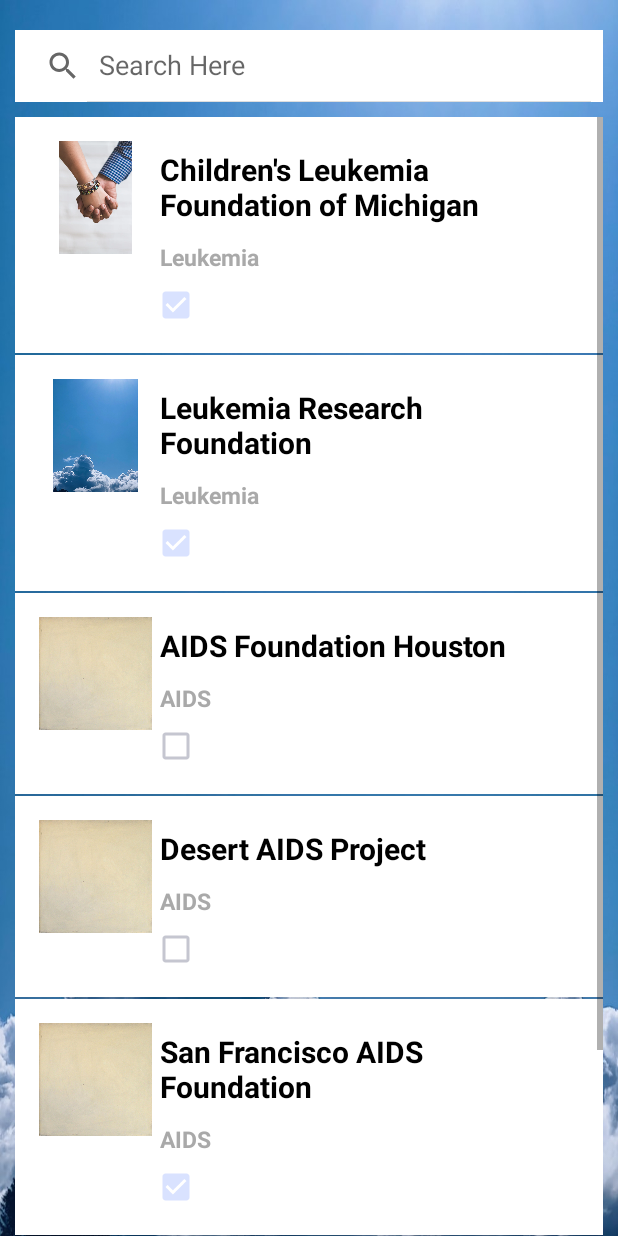
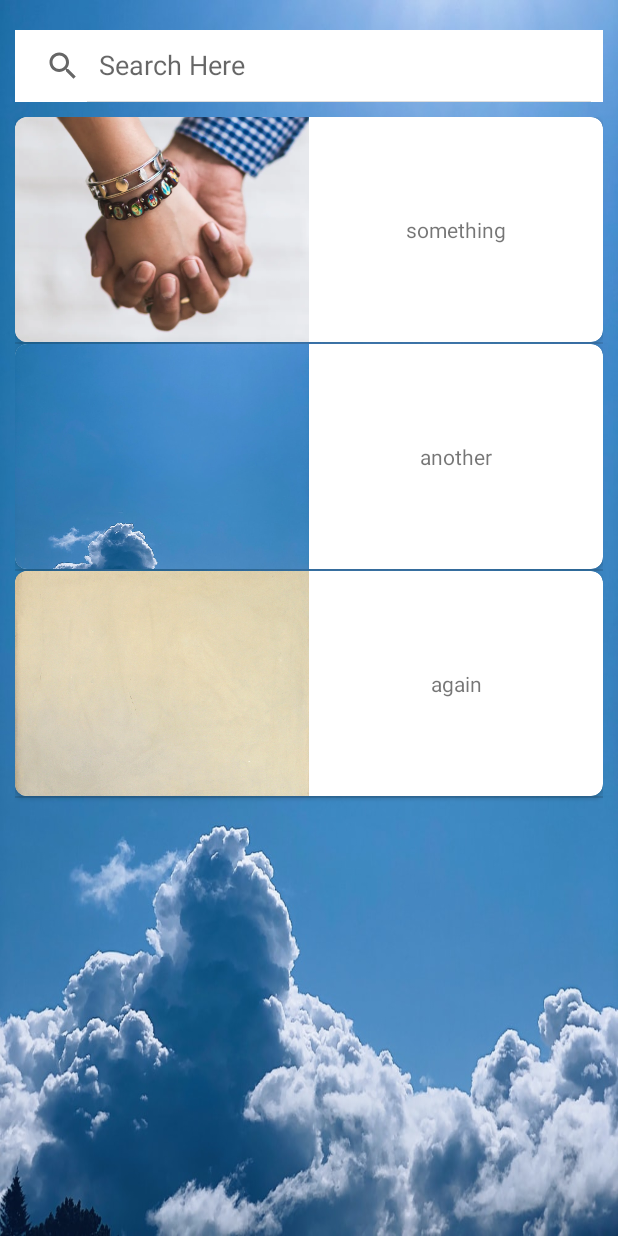
Before and after one commit to n2dah/HCI_Project, an Android app: the SearchActivity screen opened directly, with no data from a screen before it, on a phone screen of 412 x 824 dp. Run offline under Robolectric (Android 15) with nearby library versions, the light colour scheme and no system bars; Roboto replaces fonts that are not available here.

Commit message:
working search functionality

```diff
--- a/app/build.gradle
+++ b/app/build.gradle
@@ -26,6 +26,7 @@
     implementation fileTree(dir: "libs", include: ["*.jar"])
     implementation 'androidx.appcompat:appcompat:1.1.0'
     implementation 'androidx.constraintlayout:constraintlayout:1.1.3'
+    implementation 'androidx.cardview:cardview:1.0.0'
     testImplementation 'junit:junit:4.12'
     androidTestImplementation 'androidx.test.ext:junit:1.1.1'
     androidTestImplementation 'androidx.test.espresso:espresso-core:3.2.0'
--- /dev/null
+++ b/app/src/main/java/com/example/hci_project/Charities.java
@@ -0,0 +1,11 @@
+package com.example.hci_project;
+
+public class Charities {
+    String charityName;
+    int image;
+
+    public Charities(String charityName, int image) {
+        this.charityName = charityName;
+        this.image = image;
+    }
+}
--- /dev/null
+++ b/app/src/main/java/com/example/hci_project/MyAdapter.java
@@ -0,0 +1,63 @@
+package com.example.hci_project;
+
+import android.content.Context;
+import android.view.LayoutInflater;
+import android.view.View;
+import android.view.ViewGroup;
+import android.widget.ArrayAdapter;
+import android.widget.ImageView;
+import android.widget.TextView;
+
+import androidx.annotation.NonNull;
+import androidx.annotation.Nullable;
+
+import java.util.ArrayList;
+
+public class MyAdapter extends ArrayAdapter {
+
+    ArrayList<Charities> items;
+    public MyAdapter(Context context, int layout, ArrayList<Charities> items){
+
+        super(context, layout);
+        this.items = items;
+    }
+
+    public void update(ArrayList<Charities> results){
+        items = new ArrayList<>();
+        items.addAll(results);
+        notifyDataSetChanged();
+    }
+
+    public class ViewHolder{
+        TextView textView;
+        ImageView imageView;
+    }
+
+    @Override
+    public int getCount() {
+        return items.size();
+    }
+
+    @NonNull
+    @Override
+    public View getView(int position, @Nullable View convertView, @NonNull ViewGroup parent) {
+        View row;
+        row = convertView;
+        ViewHolder viewHolder;
+        if(row == null){
+            row = LayoutInflater.from(getContext()).inflate(R.layout.my_list_item,parent, false);
+            viewHolder = new ViewHolder();
+            viewHolder.imageView = row.findViewById(R.id.CharityImage);
+            viewHolder.textView = row.findViewById(R.id.CharityName);
+            row.setTag(viewHolder);
+        }
+        else{
+            viewHolder = (ViewHolder) row.getTag();
+        }
+
+        viewHolder.imageView.setImageResource(items.get(position).image);
+        viewHolder.textView.setText(items.get(position).charityName);
+
+        return row;
+    }
+}
--- a/app/src/main/java/com/example/hci_project/SearchActivity.java
+++ b/app/src/main/java/com/example/hci_project/SearchActivity.java
@@ -8,6 +8,8 @@
 import android.content.Intent;
 import android.os.Bundle;
 import android.view.LayoutInflater;
+import android.view.Menu;
+import android.view.MenuItem;
 import android.view.View;
 import android.view.ViewGroup;
 import android.widget.AdapterView;
@@ -20,38 +22,14 @@
 import android.widget.Toast;
 
 import java.util.ArrayList;
+import java.util.List;
 
 public class SearchActivity extends AppCompatActivity {
 
-    SearchView searchView;
+    ArrayList<Charities> items = new ArrayList<>();
     ListView listView;
 
-    //holds the charity names
-    String mTitle[] = {"Children's Leukemia Foundation of Michigan", "Leukemia Research Foundation",
-            "AIDS Foundation Houston","Desert AIDS Project", "San Francisco AIDS Foundation",
-            "Mesothelioma Applied Research Foundation"};
-
-    //holds the description information aka the charity tags (diseases)
-    String mDescription[] = {"Leukemia","Leukemia",
-            "AIDS","AIDS","AIDS",
-            "Mesothelioma"};
-
-    //charity image
-    int images[] = {R.drawable.holdinghands, R.drawable.clouds, R.drawable.offwhite, R.drawable.offwhite, R.drawable.offwhite, R.drawable.offwhite};
-
-    boolean checked[] = {true, true, false, false, true, false};
-
-    //ArrayList<String> list1;
-    ArrayAdapter adapter;
-
-
-    //testing transition code
-    public void infoButtonOnClick(View v){
-        Intent i = new Intent(getApplicationContext(),InfoActivity.class);
-        startActivity(i);
-    }
-
-    //testing
+    SearchView searchView;
 
     @Override
     protected void onCreate(Bundle savedInstanceState) {
@@ -59,80 +37,36 @@
         setContentView(R.layout.activity_search);
 
         searchView = findViewById(R.id.search_bar);
-        listView = findViewById(R.id.listView);
+        final ListView listView = findViewById(R.id.myList);
+        items.add(new Charities("something", R.drawable.holdinghands));
+        items.add(new Charities("another", R.drawable.clouds));
+        items.add(new Charities("again", R.drawable.offwhite));
 
-        //custom adapter
-        MyAdapter adapter = new MyAdapter(this, mTitle, mDescription, images, checked);
-
-        listView.setAdapter(adapter);
-
-        listView.setOnItemClickListener(new AdapterView.OnItemClickListener() {
-            @Override
-            public void onItemClick(AdapterView<?> parent, View view, int position, long id) {
-                if (position == 0){
-                    Toast.makeText(SearchActivity.this, "facebook", Toast.LENGTH_SHORT).show();
-                    //transition to charity content
-                }
-                if (position == 1){
-                    Toast.makeText(SearchActivity.this, "facebook", Toast.LENGTH_SHORT).show();
-                }
-                if (position == 2){
-                    Toast.makeText(SearchActivity.this, "facebook", Toast.LENGTH_SHORT).show();
-                }
-                if (position == 3){
-                    Toast.makeText(SearchActivity.this, "facebook", Toast.LENGTH_SHORT).show();
-                }
-            }
-        });
-
+        listView.setAdapter(new MyAdapter(SearchActivity.this, R.layout.my_list_item, items));
 
         searchView.setOnQueryTextListener(new SearchView.OnQueryTextListener() {
             @Override
             public boolean onQueryTextSubmit(String s) {
-                SearchActivity.this.adapter.getFilter().filter(s);
                 return false;
             }
 
             @Override
             public boolean onQueryTextChange(String s) {
-                SearchActivity.this.adapter.getFilter().filter(s);
+                ArrayList<Charities> results = new ArrayList<>();
+
+                for (Charities x : items) {
+                    if (x.charityName.contains((s))) {
+                        results.add(x);
+                    }
+                }
+
+                ((MyAdapter) listView.getAdapter()).update(results);
+
                 return false;
             }
         });
+
     }
 
-    class MyAdapter extends ArrayAdapter<String>{
-        Context context;
-        String rTitle[];
-        String rDescription[];
-        int rImgs[];
-        boolean rCheck[];
 
-        MyAdapter (Context c, String title[], String description[], int imgs[], boolean check[]){
-            super(c, R.layout.row, R.id.textView1, title);
-            this.context = c;
-            this.rTitle = title;
-            this.rDescription = description;
-            this.rImgs = imgs;
-            this.rCheck = check;
-        }
-
-        @NonNull
-        @Override
-        public View getView(int position, @Nullable View convertView, @NonNull ViewGroup parent) {
-            LayoutInflater layoutInflater = (LayoutInflater)getApplicationContext().getSystemService(Context.LAYOUT_INFLATER_SERVICE);
-            View row = layoutInflater.inflate(R.layout.row, parent, false);
-            ImageView images = row.findViewById(R.id.image);
-            TextView myTitle = row.findViewById(R.id.textView1);
-            TextView myDescription = row.findViewById(R.id.textView2);
-            CheckBox checks = row.findViewById(R.id.checkBox);
-
-            checks.setChecked(rCheck[position]);
-            images.setImageResource(rImgs[position]);
-            myTitle.setText(rTitle[position]);
-            myDescription.setText(rDescription[position]);
-
-            return row;
-        }
-    }
 }
--- a/app/src/main/res/layout/activity_search.xml
+++ b/app/src/main/res/layout/activity_search.xml
@@ -25,7 +25,7 @@
         app:layout_constraintTop_toTopOf="parent" />
 
     <ListView
-        android:id="@+id/listView"
+        android:id="@+id/myList"
         android:layout_width="0dp"
         android:layout_height="0dp"
         android:layout_marginStart="10dp"
--- /dev/null
+++ b/app/src/main/res/layout/my_list_item.xml
@@ -0,0 +1,34 @@
+<?xml version="1.0" encoding="utf-8"?>
+<androidx.cardview.widget.CardView xmlns:android="http://schemas.android.com/apk/res/android"
+    xmlns:tools="http://schemas.android.com/tools"
+    android:layout_width="match_parent"
+    android:layout_height="150dp"
+    xmlns:app="http://schemas.android.com/apk/res-auto"
+    app:cardCornerRadius="8dp"
+    android:layout_margin="10dp" >
+
+    <LinearLayout
+        android:orientation="horizontal"
+        android:weightSum="10"
+        android:layout_width="match_parent"
+        android:layout_height="match_parent">
+
+        <ImageView
+            android:id="@+id/CharityImage"
+            android:layout_weight="5"
+            android:src="@drawable/ic_launcher_background"
+            android:layout_width="match_parent"
+            android:layout_height="match_parent"
+            android:scaleType="centerCrop"/>
+
+        <TextView
+            android:id="@+id/CharityName"
+            android:textAlignment="center"
+            android:text="hello friends"
+            android:layout_weight="5"
+            android:layout_width="match_parent"
+            android:layout_height="wrap_content"
+            android:layout_gravity="center"/>
+
+    </LinearLayout>
+</androidx.cardview.widget.CardView>
--- a/app/src/main/res/layout/row.xml
+++ /dev/null
@@ -1,50 +0,0 @@
-<?xml version="1.0" encoding="utf-8"?>
-<LinearLayout xmlns:android="http://schemas.android.com/apk/res/android"
-    android:layout_width="match_parent"
-    android:layout_height="wrap_content"
-    android:background="#FFFFFF"
-    android:orientation="horizontal"
-    android:padding="16dp">
-
-    <ImageView
-        android:id="@+id/image"
-        android:layout_width="75dp"
-        android:layout_height="75dp"
-        android:src="@mipmap/ic_launcher" />
-
-    <LinearLayout
-        android:layout_width="match_parent"
-        android:layout_height="wrap_content"
-        android:orientation="vertical">
-
-        <TextView
-            android:id="@+id/textView1"
-            android:layout_width="match_parent"
-            android:layout_height="wrap_content"
-            android:layout_margin="5dp"
-            android:text="Main title"
-            android:textColor="#000"
-            android:textSize="20sp"
-            android:textStyle="bold" />
-
-        <TextView
-            android:id="@+id/textView2"
-            android:layout_width="match_parent"
-            android:layout_height="wrap_content"
-            android:layout_margin="5dp"
-            android:text="Sub Title"
-            android:textColor="#a9a9a9"
-            android:textSize="15sp"
-            android:textStyle="bold" />
-
-        <CheckBox
-            android:id="@+id/checkBox"
-            android:layout_width="wrap_content"
-            android:layout_height="wrap_content"
-            android:layout_weight="1"
-            android:checked="false"
-            android:text="Save Charity" />
-    </LinearLayout>
-
-
-</LinearLayout>
```
